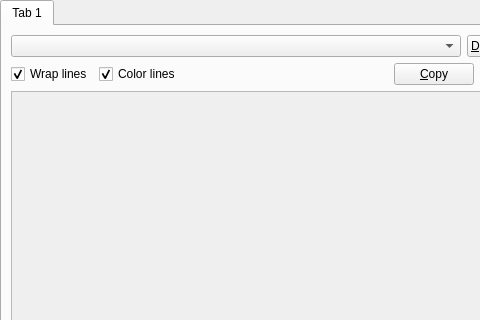
This is launcher/ui/pages/instance/OtherLogsPage.ui in FreesmTeam/FreesmLauncher as Qt 5 draws it before an edit; both pictures show x 0 to 480 and y 0 to 320 of the 657 by 538 pixel window. The edited form follows.
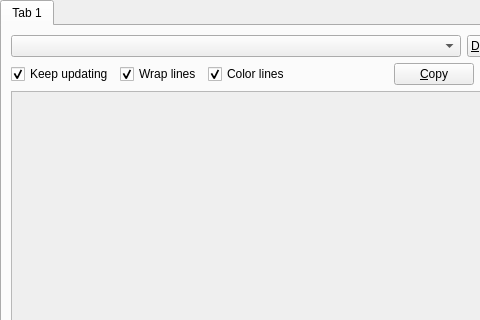
This is the edited form. Custom widgets are drawn as their Qt base class.

Commit message: Reuse OtherLogsPage directly

```diff
--- a/launcher/ui/pages/instance/OtherLogsPage.ui
+++ b/launcher/ui/pages/instance/OtherLogsPage.ui
@@ -127,6 +127,16 @@
          </item>
          <item row="1" column="0" colspan="5">
           <layout class="QHBoxLayout" name="horizontalLayout1">
+           <item>
+            <widget class="QCheckBox" name="trackLogCheckbox">
+             <property name="text">
+              <string>Keep updating</string>
+             </property>
+             <property name="checked">
+              <bool>true</bool>
+             </property>
+            </widget>
+           </item>
            <item>
             <widget class="QCheckBox" name="wrapCheckbox">
              <property name="text">
```
The commit also changes 10 other files.
